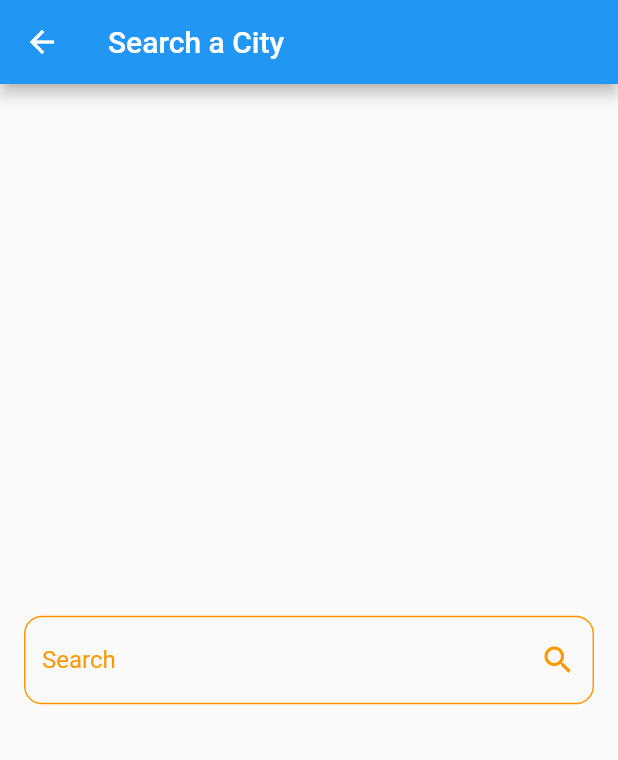
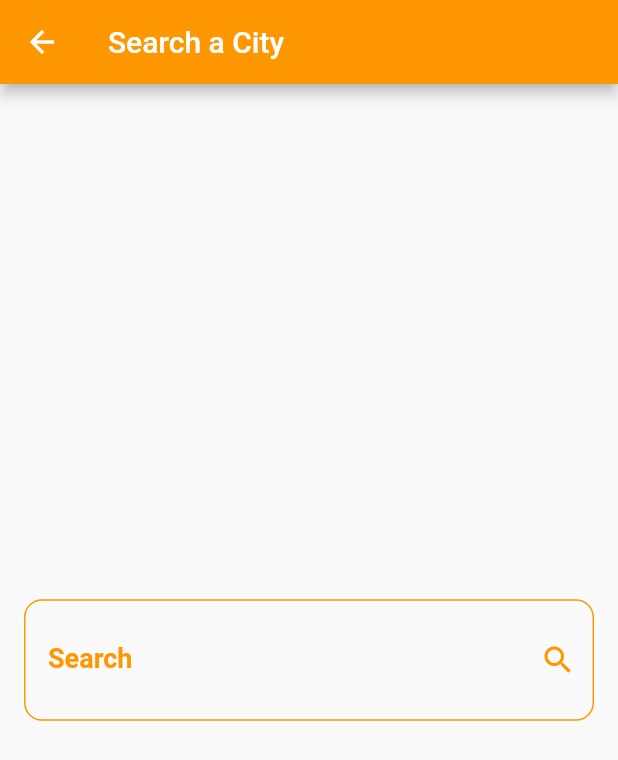
Before and after one commit to AsMaa-AhMeed/weather_app, a Flutter app: the SearchView screen opened directly, on a phone screen of 412 x 824 dp. Shown: the top 760 px of the screen. Run offline on Flutter 3.47's test engine with Material 2 defaults, Android fonts, the phone set to English and light mode, and no system bars.

Commit message:
edit style in text feild

```diff
--- a/lib/components/custom_text_feild.dart
+++ b/lib/components/custom_text_feild.dart
@@ -9,6 +9,11 @@ class CustomTextFeild extends StatelessWidget {
       padding: const EdgeInsets.all(16.0),
       child: TextField(
         //    controller: nameController,
+        style: const TextStyle(
+          fontSize: 18,
+          fontWeight: FontWeight.w600,
+          color: Colors.black,
+        ),
         decoration: InputDecoration(
             border: _buildBorder(),
             enabledBorder: _buildBorder(),
@@ -16,6 +21,8 @@ class CustomTextFeild extends StatelessWidget {
             labelText: 'Search',
             labelStyle: const TextStyle(color: Colors.orange),
             hintText: 'Enter City Name',
+            contentPadding:
+                const EdgeInsets.symmetric(vertical: 30, horizontal: 16),
             suffixIcon: const Icon(
               Icons.search,
               color: Colors.orange,
--- a/lib/views/search_view.dart
+++ b/lib/views/search_view.dart
@@ -9,7 +9,8 @@ class SearchView extends StatelessWidget {
   Widget build(BuildContext context) {
     return Scaffold(
       appBar: AppBar(
-        title: Text("Search a City"),
+        backgroundColor: Colors.orange,
+        title: const Text("Search a City"),
       ),
       body: SearchViewBody(),
     );
```
